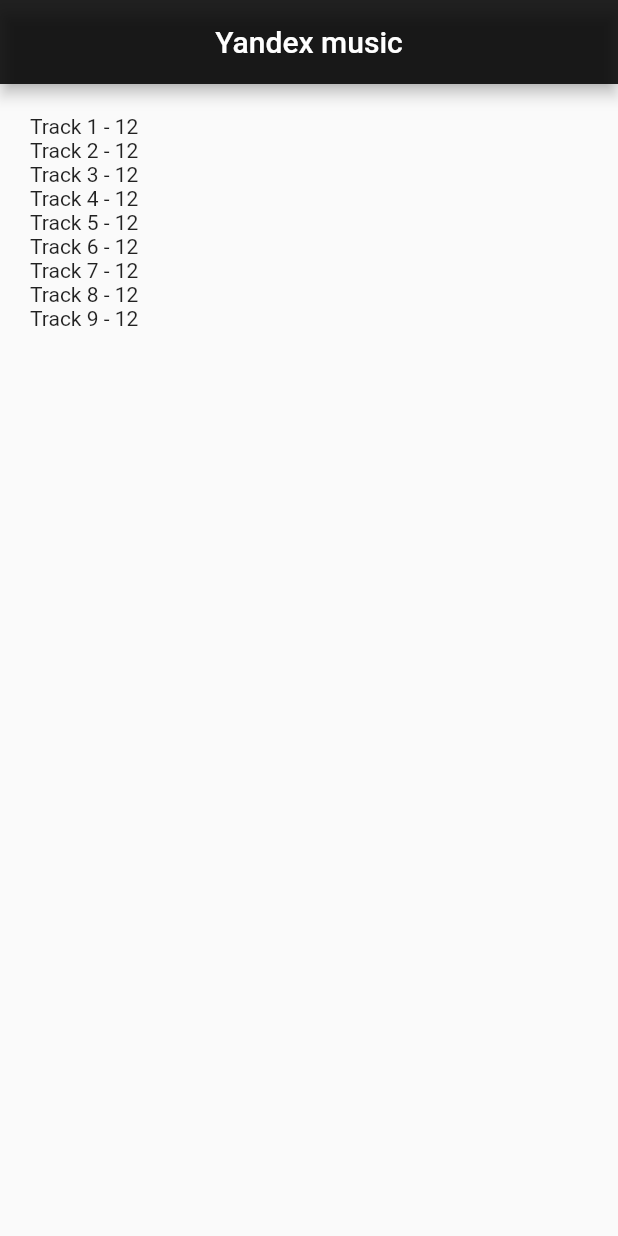
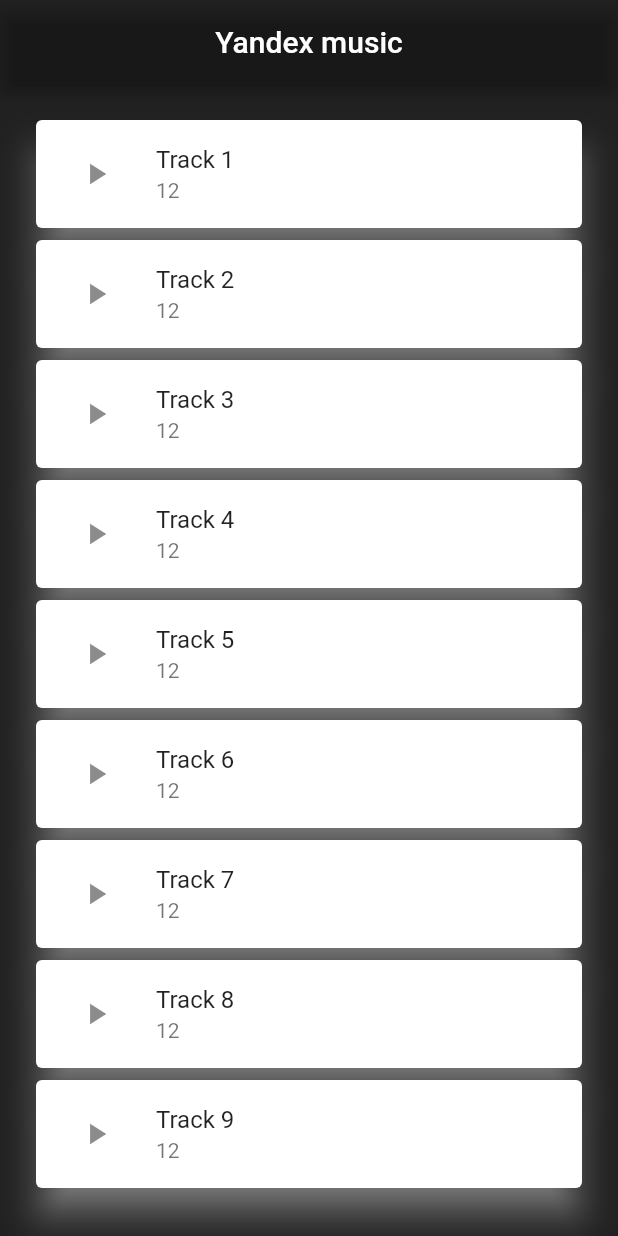
Before and after one commit to Areukiddin/flutter-test, a Flutter app: the screen it shows after launch, on a phone screen of 412 x 824 dp. Run offline on Flutter 3.47's test engine with Material 2 defaults, Android fonts, the phone set to English and light mode, and no system bars.

Commit message:
touch statuful widgets

```diff
--- a/lib/main.dart
+++ b/lib/main.dart
@@ -1,5 +1,5 @@
 import 'package:flutter/material.dart';
-import 'package:yandex_music_desctop/widgets/favorite/list.dart';
+import 'package:yandex_music_desctop/screens/main_screen.dart';
 
 void main() => runApp(const YandexMusicApp());
 
@@ -8,13 +8,6 @@
 
   @override
   Widget build(BuildContext context) {
-    return MaterialApp(
-        home: Scaffold(
-            appBar: AppBar(
-              title: const Text("Yandex music"),
-              centerTitle: true,
-              backgroundColor: Colors.black87,
-            ),
-            body: FavoriteMusic()));
+    return const MaterialApp(home: MainScreen());
   }
 }
--- /dev/null
+++ b/lib/screens/main_screen.dart
@@ -0,0 +1,17 @@
+import 'package:flutter/material.dart';
+import 'package:yandex_music_desctop/widgets/player.dart';
+
+class MainScreen extends StatelessWidget {
+  const MainScreen({Key? key}) : super(key: key);
+
+  @override
+  Widget build(BuildContext context) {
+    return Scaffold(
+        appBar: AppBar(
+          title: const Text("Yandex music"),
+          centerTitle: true,
+          backgroundColor: Colors.black87,
+        ),
+        body: Player());
+  }
+}
--- /dev/null
+++ b/lib/widgets/controls/controlBar.dart
@@ -0,0 +1,17 @@
+import 'package:flutter/material.dart';
+
+class ControlsBar extends StatelessWidget {
+  const ControlsBar({Key? key}) : super(key: key);
+
+  @override
+  Widget build(BuildContext context) {
+    return ButtonBar(
+      children: [
+        IconButton(
+            onPressed: () {}, icon: const Icon(Icons.arrow_back_ios_new)),
+        IconButton(onPressed: () {}, icon: const Icon(Icons.play_arrow)),
+        IconButton(onPressed: () {}, icon: const Icon(Icons.arrow_forward_ios)),
+      ],
+    );
+  }
+}
--- a/lib/widgets/favorite/list.dart
+++ b/lib/widgets/player.dart
@@ -1,8 +1,9 @@
 import 'package:flutter/material.dart';
 import 'package:yandex_music_desctop/models/track.dart';
+import 'package:yandex_music_desctop/widgets/track_list/list.dart';
 
-class FavoriteMusic extends StatelessWidget {
-  FavoriteMusic({Key? key}) : super(key: key);
+class Player extends StatelessWidget {
+  Player({Key? key}) : super(key: key);
 
   final List<Track> list = [
     Track(name: 'Track 1', duration: 12),
@@ -17,11 +18,7 @@
   ];
 
   @override
-  ListView build(BuildContext context) {
-    return ListView.builder(
-        padding: const EdgeInsets.all(20),
-        itemCount: list.length,
-        itemBuilder: (_, index) =>
-            Text('${list[index].name} - ${list[index].duration}'));
+  Widget build(BuildContext context) {
+    return MusicList(trackList: list);
   }
 }
--- /dev/null
+++ b/lib/widgets/track_list/list.dart
@@ -0,0 +1,28 @@
+import 'package:flutter/material.dart';
+import 'package:yandex_music_desctop/models/track.dart';
+import 'package:yandex_music_desctop/widgets/track_list/track.dart';
+
+class MusicList extends StatefulWidget {
+  MusicList({
+    Key? key,
+    this.trackList = const [],
+  }) : super(key: key);
+
+  List<Track> trackList;
+
+  @override
+  State<MusicList> createState() => _MusicListState();
+}
+
+class _MusicListState extends State<MusicList> {
+  @override
+  Widget build(BuildContext context) {
+    return Container(
+        color: Colors.black87,
+        child: ListView.builder(
+          padding: const EdgeInsets.all(20),
+          itemCount: widget.trackList.length,
+          itemBuilder: (_, index) => TrackItem(track: widget.trackList[index]),
+        ));
+  }
+}
--- /dev/null
+++ b/lib/widgets/track_list/track.dart
@@ -0,0 +1,35 @@
+import 'package:flutter/material.dart';
+import 'package:yandex_music_desctop/models/track.dart';
+
+class TrackItem extends StatefulWidget {
+  const TrackItem({
+    Key? key,
+    required this.track,
+  }) : super(key: key);
+
+  final Track track;
+
+  @override
+  State<TrackItem> createState() => _TrackItemState();
+}
+
+class _TrackItemState extends State<TrackItem> {
+  bool _isPlaying = false;
+
+  @override
+  Widget build(BuildContext context) {
+    return Card(
+      elevation: 10,
+      shadowColor: Colors.white,
+      child: ListTile(
+        title: Text(widget.track.name),
+        subtitle: Text(widget.track.duration.toString()),
+        leading: IconButton(
+            onPressed: () => setState(() {
+                  _isPlaying = !_isPlaying;
+                }),
+            icon: Icon(_isPlaying ? Icons.pause : Icons.play_arrow)),
+      ),
+    );
+  }
+}
```
Also changed, not shown: 1 other file.
